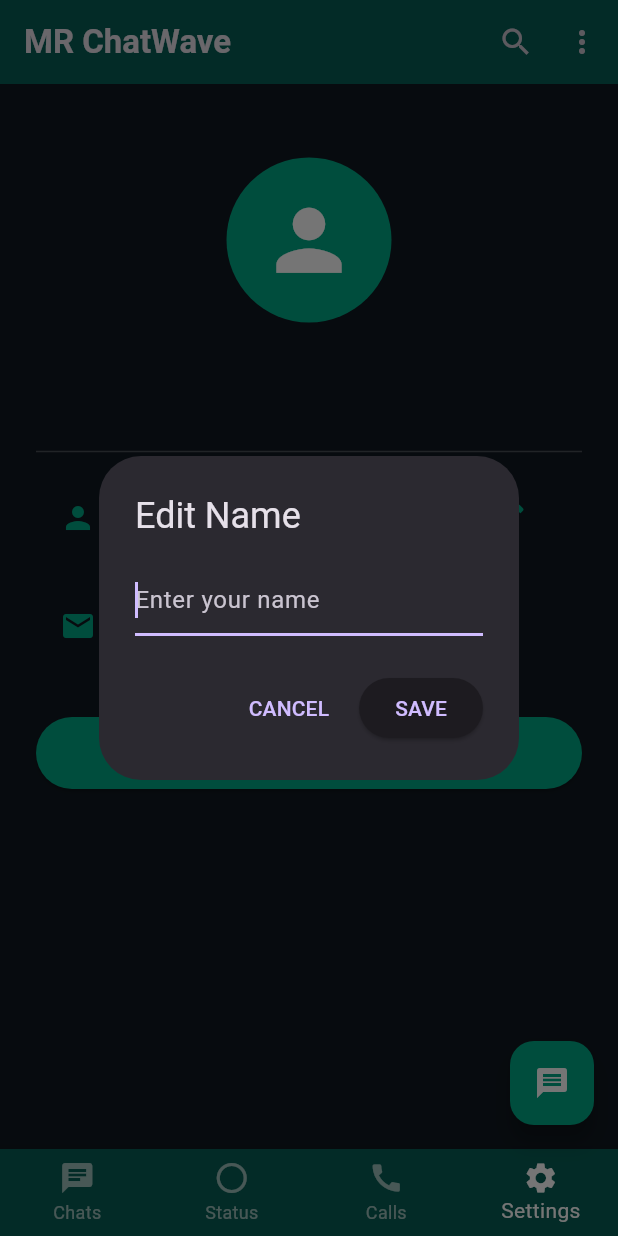
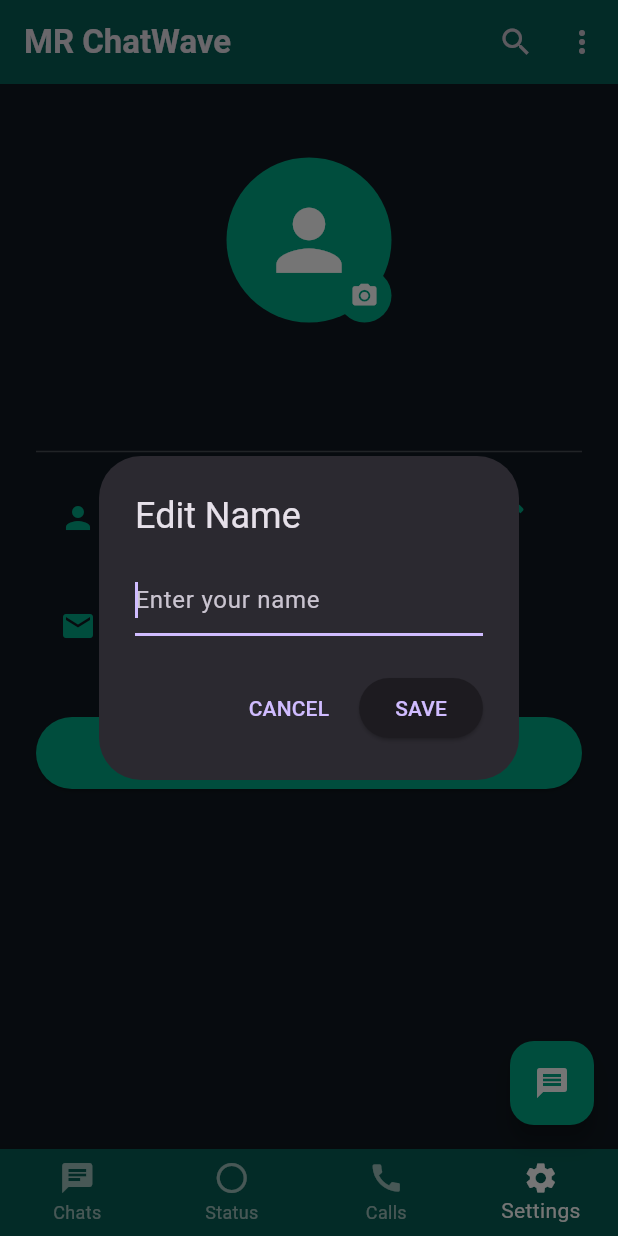
Before and after one commit to muhammaharish37-svg/MR-ChatWave, a Flutter app: the screen it shows once a user with an empty profile is signed in, item 4 of the bottom bar chosen, after a tap on the "edit" icon, on a phone screen of 412 x 824 dp. Run offline on Flutter 3.47's test engine with Material 3 defaults, Android fonts, the phone set to English and light mode, and no system bars; our stand-ins replace firebase_auth, firebase_core, image_picker, shared_preferences; accounts and stored records are empty.

Commit message:
Add profile photo picker

```diff
--- a/lib/main.dart
+++ b/lib/main.dart
@@ -1,7 +1,13 @@
+import 'dart:io';
+
+import 'package:image_picker/image_picker.dart';
+import 'package:path_provider/path_provider.dart';
+import 'package:shared_preferences/shared_preferences.dart';
 
 import 'package:flutter/material.dart';
 import 'package:firebase_core/firebase_core.dart';
 import 'package:firebase_auth/firebase_auth.dart';
+
 import 'auth_screen.dart';
 
 Future<void> main() async {
@@ -23,7 +29,6 @@ class MRChatWave extends StatelessWidget {
     );
   }
 }
-
 
 class AuthGate extends StatelessWidget {
   const AuthGate({super.key});
@@ -60,12 +65,7 @@ class HomeScreen extends StatefulWidget {
 class _HomeScreenState extends State<HomeScreen> {
   int selectedIndex = 0;
 
-  final pages = [
-    'Chats',
-    'Status',
-    'Calls',
-    'Settings',
-  ];
+  final pages = ['Chats', 'Status', 'Calls', 'Settings'];
 
   @override
   Widget build(BuildContext context) {
@@ -99,10 +99,7 @@ class _HomeScreenState extends State<HomeScreen> {
           : Center(
               child: Text(
                 pages[selectedIndex],
-                style: const TextStyle(
-                  color: Colors.white,
-                  fontSize: 28,
-                ),
+                style: const TextStyle(color: Colors.white, fontSize: 28),
               ),
             ),
       floatingActionButton: FloatingActionButton(
@@ -122,18 +119,12 @@ class _HomeScreenState extends State<HomeScreen> {
         selectedItemColor: Colors.white,
         unselectedItemColor: Colors.white60,
         items: const [
-          BottomNavigationBarItem(
-            icon: Icon(Icons.chat),
-            label: 'Chats',
-          ),
+          BottomNavigationBarItem(icon: Icon(Icons.chat), label: 'Chats'),
           BottomNavigationBarItem(
             icon: Icon(Icons.circle_outlined),
             label: 'Status',
           ),
-          BottomNavigationBarItem(
-            icon: Icon(Icons.call),
-            label: 'Calls',
-          ),
+          BottomNavigationBarItem(icon: Icon(Icons.call), label: 'Calls'),
           BottomNavigationBarItem(
             icon: Icon(Icons.settings),
             label: 'Settings',
@@ -165,10 +156,7 @@ class ChatTile extends StatelessWidget {
           fontWeight: FontWeight.bold,
         ),
       ),
-      subtitle: Text(
-        message,
-        style: const TextStyle(color: Colors.white70),
-      ),
+      subtitle: Text(message, style: const TextStyle(color: Colors.white70)),
       trailing: Text(
         time,
         style: const TextStyle(color: Colors.white54, fontSize: 12),
@@ -176,9 +164,6 @@ class ChatTile extends StatelessWidget {
     );
   }
 }
-
-
-
 
 class ProfileScreen extends StatefulWidget {
   const ProfileScreen({super.key});
@@ -188,13 +173,60 @@ class ProfileScreen extends StatefulWidget {
 }
 
 class _ProfileScreenState extends State<ProfileScreen> {
+  File? _profileImage;
+
+  @override
+  void initState() {
+    super.initState();
+    _loadProfilePhoto();
+  }
+
+  Future<void> _loadProfilePhoto() async {
+    final prefs = await SharedPreferences.getInstance();
+    final path = prefs.getString('profile_photo_path');
+    if (path != null && await File(path).exists() && mounted) {
+      setState(() {
+        _profileImage = File(path);
+      });
+    }
+  }
+
+  Future<void> _pickPhoto() async {
+    try {
+      final picked = await ImagePicker().pickImage(
+        source: ImageSource.gallery,
+        imageQuality: 85,
+      );
+      if (picked == null) return;
+
+      final directory = await getApplicationDocumentsDirectory();
+      final extension = picked.path.split('.').last;
+      final savedFile = await File(picked.path)
+          .copy('${directory.path}/profile_photo.$extension');
+
+      final prefs = await SharedPreferences.getInstance();
+      await prefs.setString('profile_photo_path', savedFile.path);
+
+      if (!mounted) return;
+      setState(() {
+        _profileImage = savedFile;
+      });
+
+      ScaffoldMessenger.of(
+        context,
+      ).showSnackBar(const SnackBar(content: Text('Profile photo updated!')));
+    } catch (e) {
+      if (!mounted) return;
+      ScaffoldMessenger.of(context)
+          .showSnackBar(SnackBar(content: Text('Photo error: $e')));
+    }
+  }
+
   Future<void> _editName() async {
     final user = FirebaseAuth.instance.currentUser;
     if (user == null) return;
 
-    final controller = TextEditingController(
-      text: user.displayName ?? "",
-    );
+    final controller = TextEditingController(text: user.displayName ?? "");
 
     await showDialog(
       context: context,
@@ -203,9 +235,7 @@ class _ProfileScreenState extends State<ProfileScreen> {
         content: TextField(
           controller: controller,
           autofocus: true,
-          decoration: const InputDecoration(
-            hintText: "Enter your name",
-          ),
+          decoration: const InputDecoration(hintText: "Enter your name"),
         ),
         actions: [
           TextButton(
@@ -230,9 +260,8 @@ class _ProfileScreenState extends State<ProfileScreen> {
                 );
               } catch (e) {
                 if (!dialogContext.mounted) return;
-                ScaffoldMessenger.of(dialogContext).showSnackBar(
-                  SnackBar(content: Text("Error: $e")),
-                );
+                ScaffoldMessenger.of(dialogContext)
+                    .showSnackBar(SnackBar(content: Text("Error: $e")));
               }
             },
             child: const Text("SAVE"),
@@ -252,10 +281,37 @@ class _ProfileScreenState extends State<ProfileScreen> {
       padding: const EdgeInsets.all(24),
       children: [
         const SizedBox(height: 25),
-        const CircleAvatar(
-          radius: 55,
-          backgroundColor: Color(0xFF00A884),
-          child: Icon(Icons.person, size: 65, color: Colors.white),
+        Center(
+          child: GestureDetector(
+            onTap: _pickPhoto,
+            child: Stack(
+              children: [
+                CircleAvatar(
+                  radius: 55,
+                  backgroundColor: const Color(0xFF00A884),
+                  backgroundImage: _profileImage != null
+                      ? FileImage(_profileImage!)
+                      : null,
+                  child: _profileImage == null
+                      ? const Icon(Icons.person, size: 65, color: Colors.white)
+                      : null,
+                ),
+                const Positioned(
+                  right: 0,
+                  bottom: 0,
+                  child: CircleAvatar(
+                    radius: 18,
+                    backgroundColor: Color(0xFF00A884),
+                    child: Icon(
+                      Icons.camera_alt,
+                      size: 19,
+                      color: Colors.white,
+                    ),
+                  ),
+                ),
+              ],
+            ),
+          ),
         ),
         const SizedBox(height: 20),
         Center(
--- a/pubspec.yaml
+++ b/pubspec.yaml
@@ -36,6 +36,9 @@ dependencies:
   cupertino_icons: ^1.0.8
   firebase_core: ^5.1.0
   firebase_auth: ^7.0.1
+  image_picker: ^1.2.4
+  shared_preferences: ^2.5.6
+  path_provider: ^2.1.6
 
 dev_dependencies:
   flutter_test:
```
Also changed, not shown: pubspec.lock.
